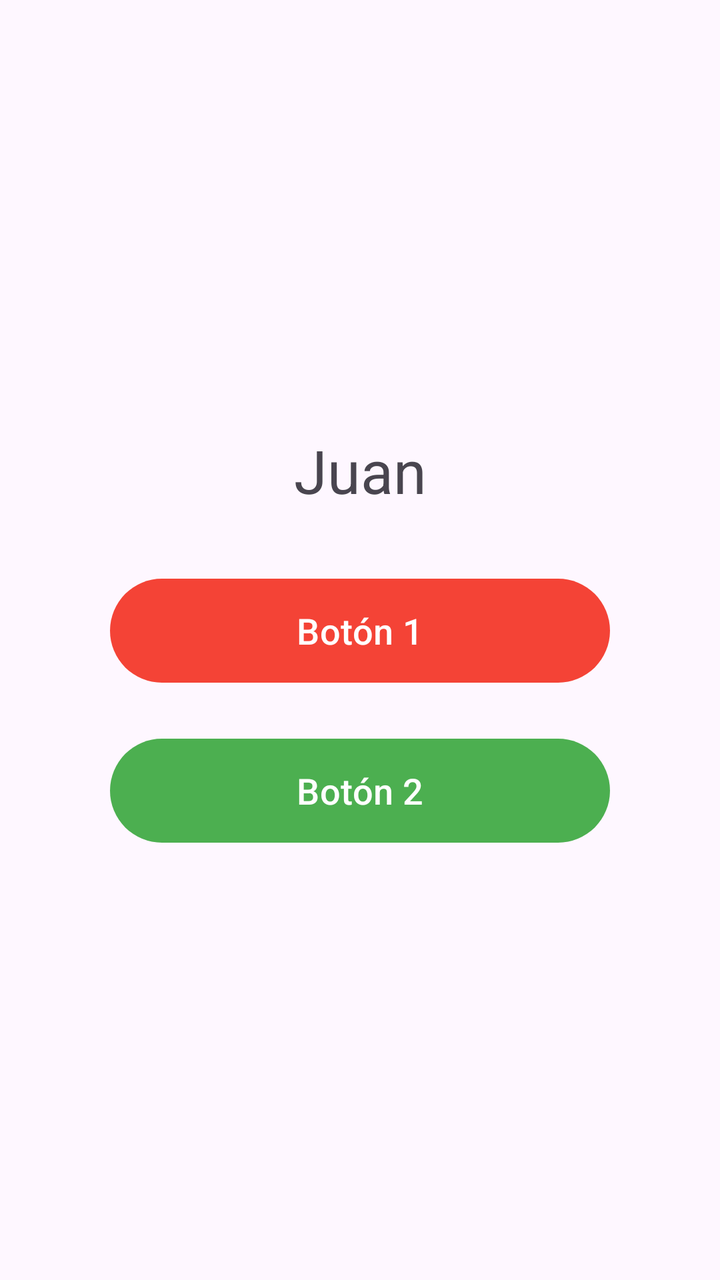
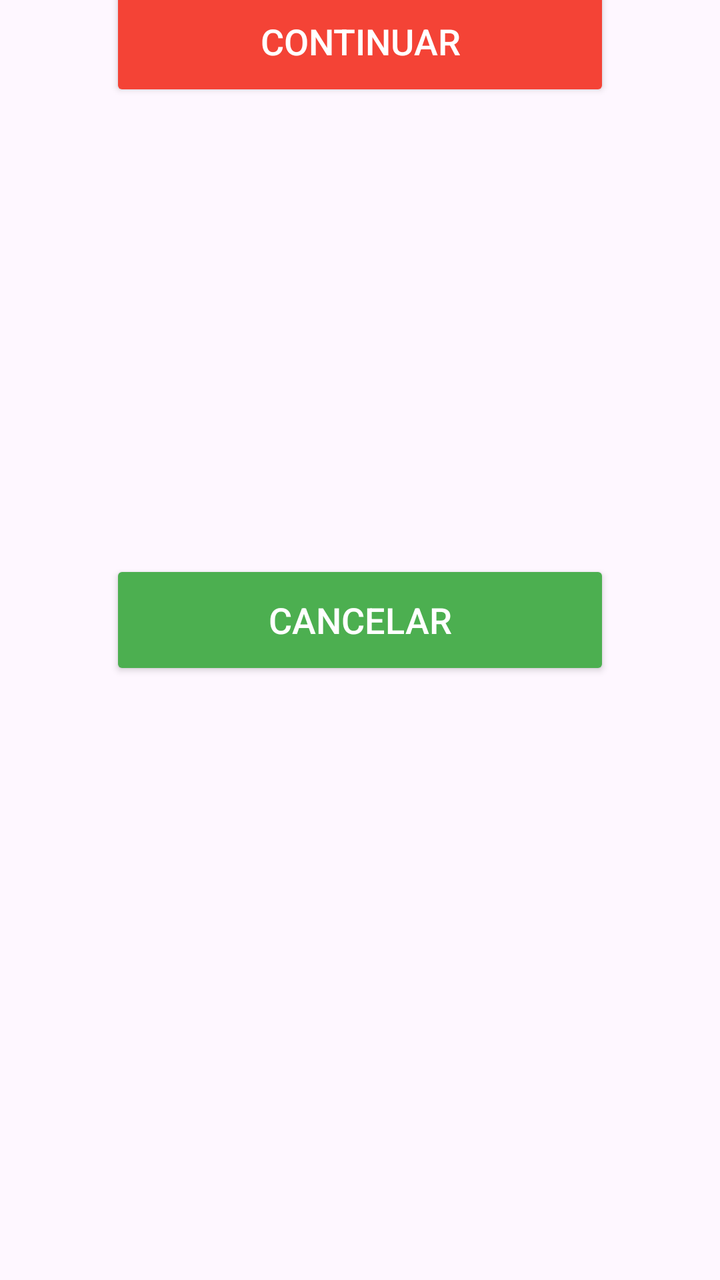

Before-and-after screenshots of an Android layout around one commit, followed by the original layout XML and the change that was made.
<!-- AndroidManifest.xml: application theme Theme.Tema3 -->
<!-- res/layout/activity_main.xml -->
<?xml version="1.0" encoding="utf-8"?>
<androidx.constraintlayout.widget.ConstraintLayout xmlns:android="http://schemas.android.com/apk/res/android"
    xmlns:app="http://schemas.android.com/apk/res-auto"
    xmlns:tools="http://schemas.android.com/tools"
    android:id="@+id/main"
    android:layout_width="match_parent"
    android:layout_height="match_parent"
    tools:context=".MainActivity">

    <TextView
        android:id="@+id/texto"
        android:layout_width="wrap_content"
        android:layout_height="wrap_content"
        android:text="@string/autor"
        android:textSize="30sp"
        android:layout_marginBottom="30dp"
        app:layout_constraintTop_toTopOf="parent"
        app:layout_constraintBottom_toTopOf="@id/boton1"
        app:layout_constraintVertical_chainStyle="packed"
        app:layout_constraintStart_toStartOf="parent"
        app:layout_constraintEnd_toEndOf="parent" />

    <Button
        android:id="@+id/boton1"
        android:layout_width="250dp"
        android:layout_height="60dp"
        android:text="Botón 1"
        android:textSize="18sp"
        android:layout_marginBottom="20dp"
        app:backgroundTint="@color/rojo"
        app:layout_constraintTop_toBottomOf="@id/texto"
        app:layout_constraintBottom_toTopOf="@id/boton2"
        app:layout_constraintStart_toStartOf="parent"
        app:layout_constraintEnd_toEndOf="parent" />

    <Button
        android:id="@+id/boton2"
        android:layout_width="250dp"
        android:layout_height="60dp"
        android:text="Botón 2"
        android:textSize="18sp"
        app:backgroundTint="@color/verde"
        app:layout_constraintTop_toBottomOf="@id/boton1"
        app:layout_constraintBottom_toBottomOf="parent"
        app:layout_constraintStart_toStartOf="parent"
        app:layout_constraintEnd_toEndOf="parent" />

</androidx.constraintlayout.widget.ConstraintLayout>
<!-- resources referenced by this layout -->
<resources>
  <color name="rojo">#FFF44336</color>
  <color name="verde">#FF4CAF50</color>
  <string name="autor">Juan</string>
  <style name="Theme.Tema3" parent="Base.Theme.Tema3" />
  <style name="Base.Theme.Tema3" parent="Theme.Material3.DayNight.NoActionBar">
          
          
      </style>
</resources>

<!-- the commit's change to res/layout/activity_main.xml (unified diff, before → after) -->
@@ -22,25 +22,27 @@
 
     <Button
         android:id="@+id/boton1"
+        style="@style/BotonTarea"
         android:layout_width="250dp"
         android:layout_height="60dp"
-        android:text="Botón 1"
+        android:text="@string/continuar"
         android:textSize="18sp"
         android:layout_marginBottom="20dp"
         app:backgroundTint="@color/rojo"
         app:layout_constraintTop_toBottomOf="@id/texto"
-        app:layout_constraintBottom_toTopOf="@id/boton2"
+        app:layout_constraintBottom_toTopOf="@id/boton1"
         app:layout_constraintStart_toStartOf="parent"
         app:layout_constraintEnd_toEndOf="parent" />
 
     <Button
         android:id="@+id/boton2"
+        style="@style/BotonTarea"
         android:layout_width="250dp"
         android:layout_height="60dp"
-        android:text="Botón 2"
+        android:text="@string/cancelar"
         android:textSize="18sp"
         app:backgroundTint="@color/verde"
-        app:layout_constraintTop_toBottomOf="@id/boton1"
+        app:layout_constraintTop_toBottomOf="@id/boton2"
         app:layout_constraintBottom_toBottomOf="parent"
         app:layout_constraintStart_toStartOf="parent"
         app:layout_constraintEnd_toEndOf="parent" />
<!-- resource entries referenced after the edit -->
@@ -3,6 +3,13 @@
   <color name="rojo">#FFF44336</color>
   <color name="verde">#FF4CAF50</color>
   <string name="autor">Juan</string>
+  <string name="cancelar">Cancelar</string>
+  <string name="continuar">Continuar</string>
+  <style name="BotonTarea" parent="Widget.AppCompat.Button">
+          <item name="android:layout_height">60dp</item>
+          <item name="android:layout_marginBottom">20dp</item>
+          <item name="android:textSize">18sp</item>
+      </style>
   <style name="Theme.Tema3" parent="Base.Theme.Tema3" />
   <style name="Base.Theme.Tema3" parent="Theme.Material3.DayNight.NoActionBar">
           
